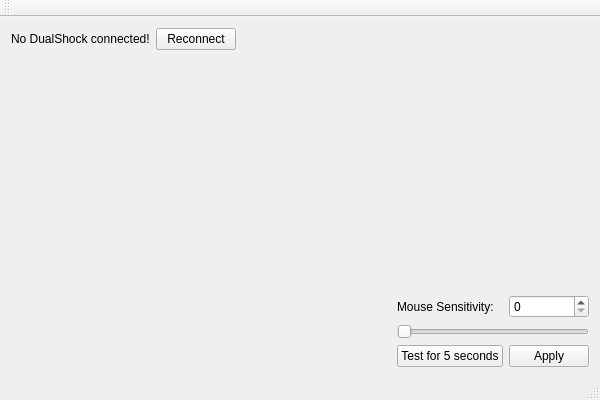
Above: DualShockPCController/MainWindow.ui from banujan59/DualShockPCController before the change. Below: the same form after it.
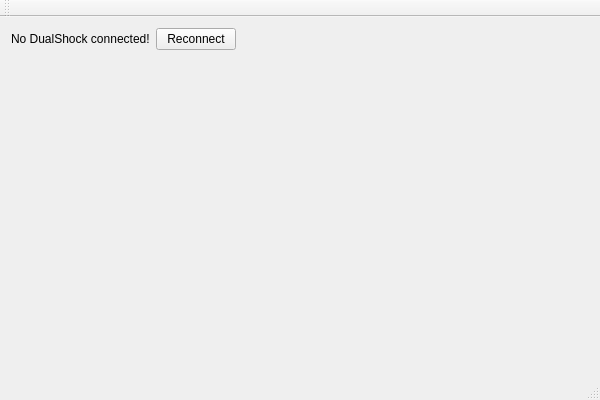
That is the form after the change.

Commit message: Moved mouse sensitivity settings to separate class

Diff of the .ui file:
```diff
--- a/DualShockPCController/MainWindow.ui
+++ b/DualShockPCController/MainWindow.ui
@@ -17,26 +17,6 @@
    <layout class="QHBoxLayout" name="horizontalLayout">
     <item>
      <layout class="QGridLayout" name="gridLayout">
-      <item row="1" column="2">
-       <widget class="QLabel" name="mouseSensitivityLabel">
-        <property name="text">
-         <string>Mouse Sensitivity: </string>
-        </property>
-       </widget>
-      </item>
-      <item row="0" column="2">
-       <spacer name="verticalSpacer">
-        <property name="orientation">
-         <enum>Qt::Vertical</enum>
-        </property>
-        <property name="sizeHint" stdset="0">
-         <size>
-          <width>20</width>
-          <height>40</height>
-         </size>
-        </property>
-       </spacer>
-      </item>
       <item row="0" column="0">
        <layout class="QFormLayout" name="formLayout">
         <item row="0" column="0">
@@ -55,19 +35,18 @@
         </item>
        </layout>
       </item>
-      <item row="2" column="2" colspan="2">
-       <widget class="QSlider" name="mouseSensitivitySlider">
+      <item row="0" column="2">
+       <spacer name="verticalSpacer">
         <property name="orientation">
-         <enum>Qt::Horizontal</enum>
+         <enum>Qt::Vertical</enum>
         </property>
-       </widget>
-      </item>
-      <item row="3" column="3">
-       <widget class="QPushButton" name="applyMouseSensitivity">
-        <property name="text">
-         <string>Apply</string>
+        <property name="sizeHint" stdset="0">
+         <size>
+          <width>20</width>
+          <height>40</height>
+         </size>
         </property>
-       </widget>
+       </spacer>
       </item>
       <item row="1" column="1">
        <spacer name="horizontalSpacer">
@@ -82,16 +61,6 @@
         </property>
        </spacer>
       </item>
-      <item row="3" column="2">
-       <widget class="QPushButton" name="testMouseSensitivityButton">
-        <property name="text">
-         <string>Test for 5 seconds</string>
-        </property>
-       </widget>
-      </item>
-      <item row="1" column="3">
-       <widget class="QSpinBox" name="mouseSensitivitySpinBox"/>
-      </item>
      </layout>
     </item>
    </layout>
```
The commit also changes 7 other files.
